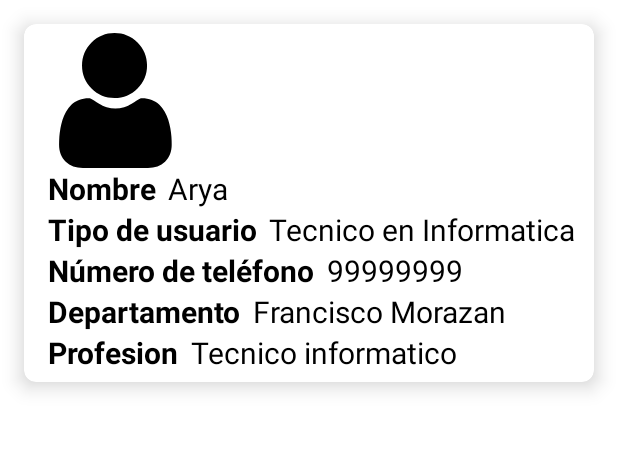
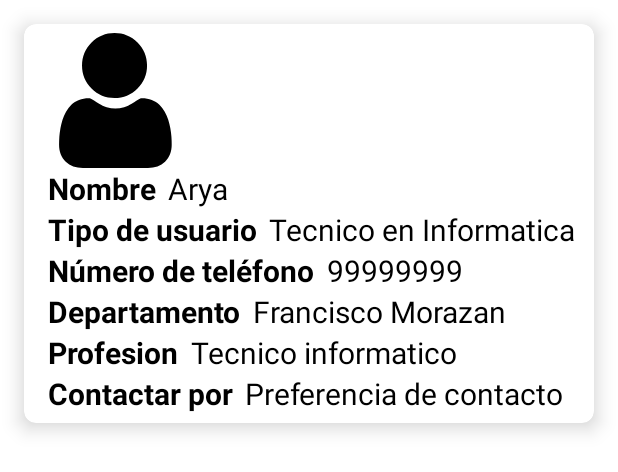
Before and after one commit to djag07907/tato, an Android app: the layout list_item.xml on its own in the app's theme, with its tools: preview values and no code run, on a phone screen of 412 x 824 dp. Shown: the top 472 px of the screen. Run offline under Robolectric (Android 15) with nearby library versions, the phone set to English and light mode, and no system bars.

Commit message:
contact preference implementation

```diff
--- a/app/src/main/java/solutions/alva/of/son/tato/SignUpActivity.kt
+++ b/app/src/main/java/solutions/alva/of/son/tato/SignUpActivity.kt
@@ -49,6 +49,7 @@ class SignUpActivity : AppCompatActivity() {
             val mPassword = binding.passwordEditText.text.toString()
             val mRepeatPassword = binding.repeatPasswordEditText.text.toString()
             val selected = binding.radioGroup.checkedRadioButtonId
+            val callPref = binding.contactRadioGroup.checkedRadioButtonId
             val userNum = binding.numberEditText.text.toString()
             val userName = binding.uNameEditText.text.toString()
 //            val userDep = binding.depSpinner.onItemSelectedListener
@@ -172,6 +173,7 @@ class SignUpActivity : AppCompatActivity() {
 
     private fun createAccount(email: String, password: String, userNum: String, userName: String) {
         val userType = if (binding.radioGroup.checkedRadioButtonId == R.id.radio_client) "CLIENTE" else "TECNICO"
+        val callPref = if (binding.contactRadioGroup.checkedRadioButtonId == R.id.radio_call) "LLAMADA" else "WHATSAPP"
         val userDep = spinnerResult
         val techProf = profSpinnerResult
         Log.i("userDep here", userDep)
@@ -193,7 +195,8 @@ class SignUpActivity : AppCompatActivity() {
                         userType,
                         userNum,
                         userDep,
-                        techProf
+                        techProf,
+                        callPref
                     )
                     db.collection("users")
                         .add(userToCreate)
--- a/app/src/main/java/solutions/alva/of/son/tato/TechAdapter.kt
+++ b/app/src/main/java/solutions/alva/of/son/tato/TechAdapter.kt
@@ -35,6 +35,7 @@ class TechAdapter(private val techList: ArrayList<Users>) : RecyclerView.Adapter
         holder.userNumber.text = user.userNum
         holder.userDeps.text= user.userDep
         holder.userProfs.text = user.techProf
+        holder.callPrefs.text = user.callPref
         user.imageId = user.imageId
 
 //        techList[position].imageId?.let { holder.imageId.setImageResource(it) }
@@ -60,6 +61,7 @@ class TechAdapter(private val techList: ArrayList<Users>) : RecyclerView.Adapter
         val userNumber : TextView = itemView.findViewById(R.id.userNumtv)
         val userDeps : TextView = itemView.findViewById(R.id.userDepTv)
         val userProfs : TextView = itemView.findViewById(R.id.userProfTv)
+        val callPrefs : TextView = itemView.findViewById(R.id.userContactTv)
         val userImage : ImageView = itemView.findViewById(R.id.userImageView)
 //        val imageId : ImageView = itemView.findViewById(R.id.userImageView)
     }
--- a/app/src/main/java/solutions/alva/of/son/tato/classes/users.kt
+++ b/app/src/main/java/solutions/alva/of/son/tato/classes/users.kt
@@ -10,6 +10,7 @@ data class Users(
     var userNum: String? = null,
     var userDep: String? = null,
     var techProf: String? = null,
+    var callPref : String? = null,
     var imageId : Int? = null
     )
 
--- a/app/src/main/res/layout/list_item.xml
+++ b/app/src/main/res/layout/list_item.xml
@@ -156,6 +156,33 @@
 
         </LinearLayout>
 
+        <LinearLayout
+            android:layout_width="wrap_content"
+            android:layout_height="wrap_content"
+            android:layout_gravity="center_vertical"
+            android:orientation="horizontal">
+
+            <TextView
+                android:layout_width="wrap_content"
+                android:layout_height="wrap_content"
+                android:text="@string/contact_like"
+                android:textColor="@color/black"
+                android:textSize="20sp"
+                android:textStyle="bold"/>
+
+            <TextView
+                android:layout_width="wrap_content"
+                android:layout_height="wrap_content"
+                android:id="@+id/userContactTv"
+                android:layout_marginStart="8dp"
+                android:text="Preferencia de contacto"
+                android:textColor="@color/black"
+                android:textSize="20sp"/>
+
+
+
+        </LinearLayout>
+
 
     </LinearLayout>
 
--- a/app/src/main/res/values/strings.xml
+++ b/app/src/main/res/values/strings.xml
@@ -33,6 +33,10 @@
     <string name="delete">Eliminar</string>
     <string name="client_type">Cliente</string>
     <string name="tech_type">Tecnico / Profesional</string>
+    <string name="radio_callopt">Llamada</string>
+    <string name="radio_whatsappopt">Whatsapp</string>
+    <string name="call_pref">¿Cómo prefieres que te contacten?</string>
+    <string name="contact_like">Contactar por</string>
     <string name="user_type">¿Que tipo de usuario eres?</string>
     <string name="user_dep">¿De qué departamento eres?</string>
     <string name="dep_name">Departamento </string>
```
Also changed, not shown: app/src/main/res/layout/activity_sign_up.xml (+32 -0 lines).
